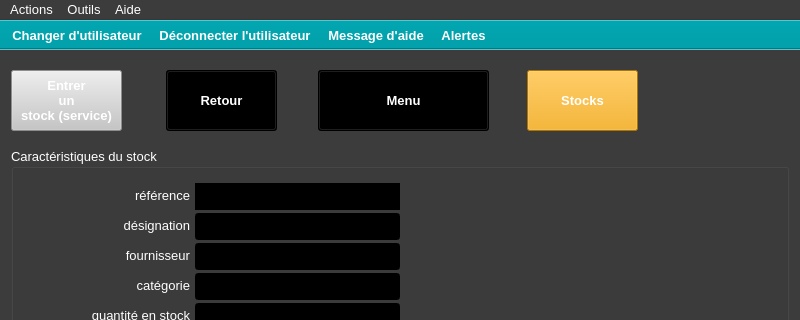
Old version of the form ui/yeroth-erp-achats-detail-window.ui in the repository xnoumbissinoundou/yeroth-erp-3.0; both pictures show x 0 to 800 and y 0 to 320 of the 800 by 600 pixel window.
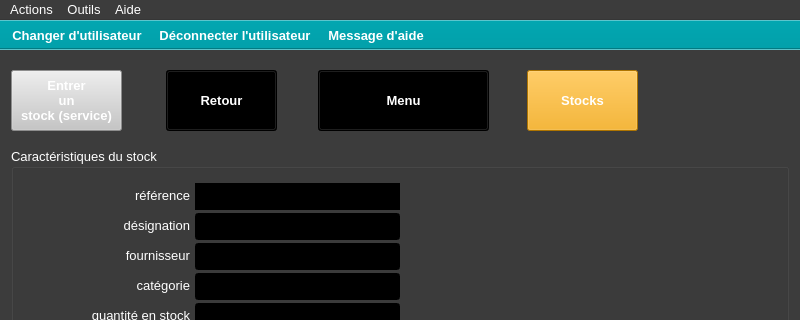
New version of the form. Icons and pictures are not drawn. Custom widgets are drawn as their Qt base class.

What changed in the file:
```diff
--- a/ui/yeroth-erp-achats-detail-window.ui
+++ b/ui/yeroth-erp-achats-detail-window.ui
@@ -8960,7 +8960,6 @@
    <addaction name="actionChanger_utilisateur"/>
    <addaction name="actionDeconnecter_utilisateur"/>
    <addaction name="actionAppeler_aide"/>
-   <addaction name="actionAlertes"/>
   </widget>
   <action name="actionA_propos">
    <property name="text">
@@ -9093,21 +9092,6 @@
     </font>
    </property>
   </action>
-  <action name="actionAlertes">
-   <property name="text">
-    <string>Alertes</string>
-   </property>
-   <property name="toolTip">
-    <string>Alertes</string>
-   </property>
-   <property name="font">
-    <font>
-     <pointsize>10</pointsize>
-     <weight>75</weight>
-     <bold>true</bold>
-    </font>
-   </property>
-  </action>
   <action name="actionSupprimer">
    <property name="text">
     <string>Supprimer ce stock</string>
```
Left out of the diff: 2 changed lines with no effect on the pictures.
